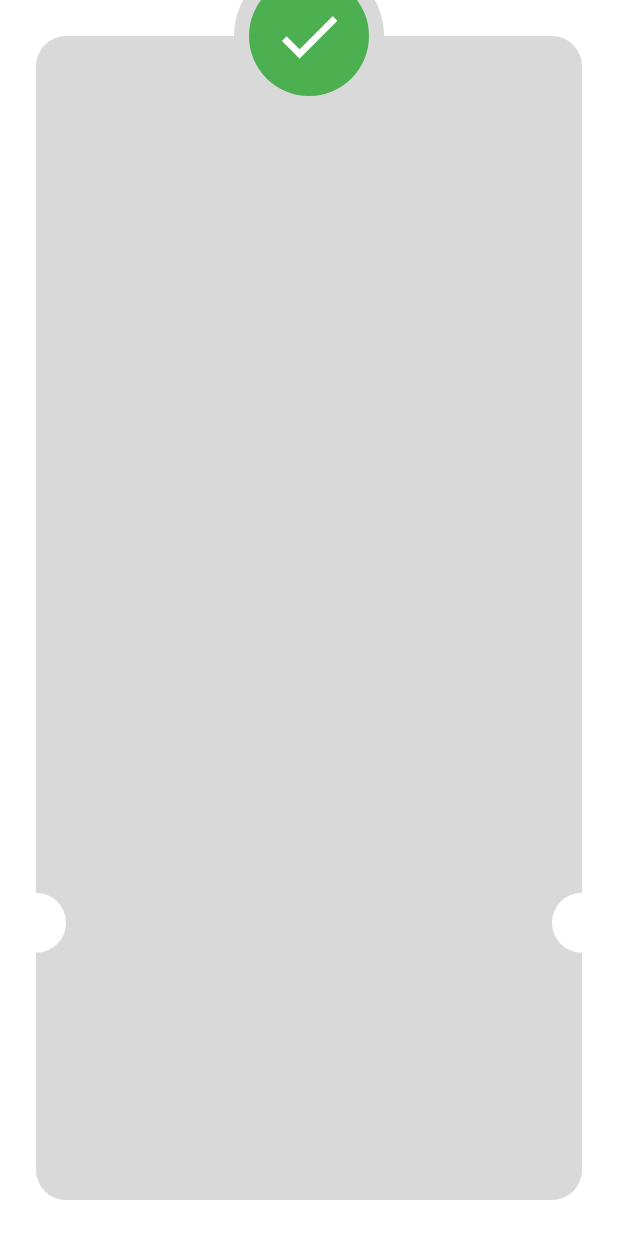
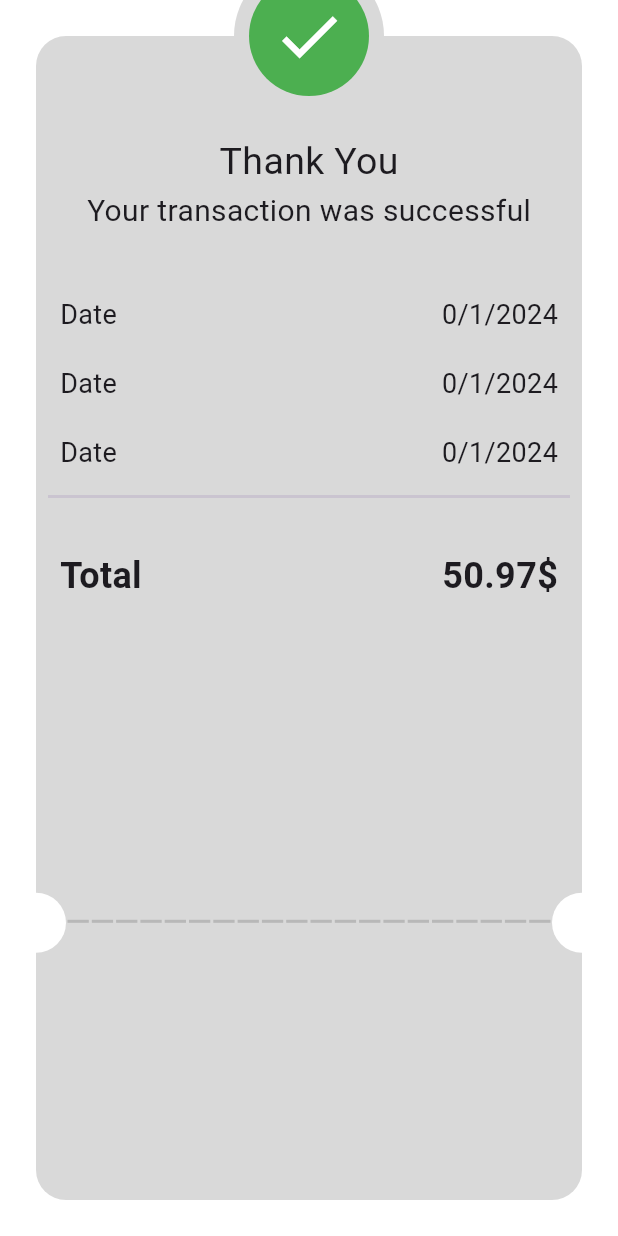
Before and after one commit to radwaadel17/Payment_app, a Flutter app: the ThankYouView screen opened directly, on a phone screen of 412 x 824 dp. Run offline on Flutter 3.47's test engine with Material 3 defaults, Android fonts, the phone set to English and light mode, and no system bars; our stand-ins replace flutter_credit_card.

Commit message:
finish ui of thank you card

```diff
--- a/app/lib/features/my_cart/presentation/views/widgets/my_cart_screen_body.dart
+++ b/app/lib/features/my_cart/presentation/views/widgets/my_cart_screen_body.dart
@@ -3,7 +3,7 @@ import 'package:app/core/utils/image_class.dart';
 import 'package:app/core/utils/styles.dart';
 import 'package:app/core/widgets/custom_app_bar.dart';
 import 'package:app/features/my_cart/presentation/views/widgets/custom_button.dart';
-import 'package:app/features/my_cart/presentation/views/widgets/text_widget.dart';
+import 'package:app/core/widgets/text_widget.dart';
 import 'package:app/features/payment_details/presentation/views/payment_details_view.dart';
 import 'package:flutter/material.dart';
 
@@ -12,7 +12,8 @@ class MyCartViewBody extends StatelessWidget {
 
   @override
   Widget build(BuildContext context) {
-    return Column(
+    return Expanded(
+      child: Column(
         children: [
           const CustomAppbar(txt: 'My Cart'),
           SizedBox(
@@ -37,7 +38,7 @@ class MyCartViewBody extends StatelessWidget {
             txtTwo: r'50.97$',
             textStyle: Styles.text24,
           ),
-      const Spacer(),
+        const Spacer(flex: 1,),
         CustomButton(
           txt: 'Complete Payment',
           onPressed: (){
@@ -45,8 +46,9 @@ class MyCartViewBody extends StatelessWidget {
               return const PaymentDetailsView();
           }));
         },),
-      const SizedBox(height:20,),
+         const Spacer(flex: 1,),
         ],
+      ),
     );
   }
 }
--- /dev/null
+++ b/app/lib/features/payment_details/presentation/views/widgets/dashed_line.dart
@@ -0,0 +1,33 @@
+import 'package:app/core/utils/device_size.dart';
+import 'package:flutter/material.dart';
+
+class DashedLine extends StatelessWidget {
+  const DashedLine({
+    super.key,
+  });
+
+  @override
+  Widget build(BuildContext context) {
+    return Positioned(
+      bottom: context.screenHeight * 0.2 + 20 ,
+      right: 20 ,
+      left: 20 ,
+      child:Row(
+        children: List.generate(20, (index){
+          return Expanded(
+            child: Padding(
+              padding: const EdgeInsets.symmetric(horizontal: 1),
+              child: Container(
+                height: 2,
+                width: 2,
+                decoration: const BoxDecoration(
+                  color: Color(0xffB8B8B8)
+                ),
+              ),
+            ),
+          );
+        }),
+      )
+              );
+  }
+}
--- a/app/lib/features/payment_details/presentation/views/widgets/thank_you_view_body.dart
+++ b/app/lib/features/payment_details/presentation/views/widgets/thank_you_view_body.dart
@@ -1,4 +1,7 @@
 import 'package:app/core/utils/device_size.dart';
+import 'package:app/core/utils/styles.dart';
+import 'package:app/core/widgets/text_widget.dart';
+import 'package:app/features/payment_details/presentation/views/widgets/dashed_line.dart';
 import 'package:flutter/material.dart';
 
 class ThankYouViewBody extends StatelessWidget {
@@ -13,9 +16,51 @@ class ThankYouViewBody extends StatelessWidget {
           clipBehavior: Clip.none,
           children: [
             Container(
+              width: double.infinity,
               decoration: BoxDecoration(
                 color: const Color(0xffD9D9D9),
                 borderRadius: BorderRadius.circular(20),
+              ),
+              child: Padding(
+                padding: const EdgeInsets.only(top: 50 + 16),
+                child: Column(
+                  children: [
+                    const Text(
+                      'Thank You',
+                      style: TextStyle(fontSize: 25),
+                    ),
+                    const Text(
+                      'Your transaction was successful',
+                      style: TextStyle(fontSize: 20),
+                    ),
+                    const SizedBox(
+                      height: 42,
+                    ),
+                    const TextWidget(txtOne: 'Date', txtTwo: '0/1/2024'),
+                    const SizedBox(
+                      height: 20,
+                    ),
+                    const TextWidget(txtOne: 'Date', txtTwo: '0/1/2024'),
+                    const SizedBox(
+                      height: 20,
+                    ),
+                    const TextWidget(txtOne: 'Date', txtTwo: '0/1/2024'),
+                    const Padding(
+                      padding: EdgeInsets.all(8.0),
+                      child: Divider(
+                        thickness: 2,
+                      ),
+                    ),
+                    const SizedBox(
+                      height: 20,
+                    ),
+                    TextWidget(
+                      txtOne: 'Total',
+                      txtTwo: r'50.97$',
+                      textStyle: Styles.text24,
+                    ),
+                  ],
+                ),
               ),
             ),
             Positioned(
@@ -49,6 +94,7 @@ class ThankYouViewBody extends StatelessWidget {
                     ),
                   ),
                 )),
+            const DashedLine()
           ],
         ),
       ),
```
Also changed, not shown: app/lib/core/widgets/text_widget.dart (renamed from app/lib/features/my_cart/presentation/views/widgets/text_widget.dart). Lines whose indentation alone changed are shown as unchanged.
